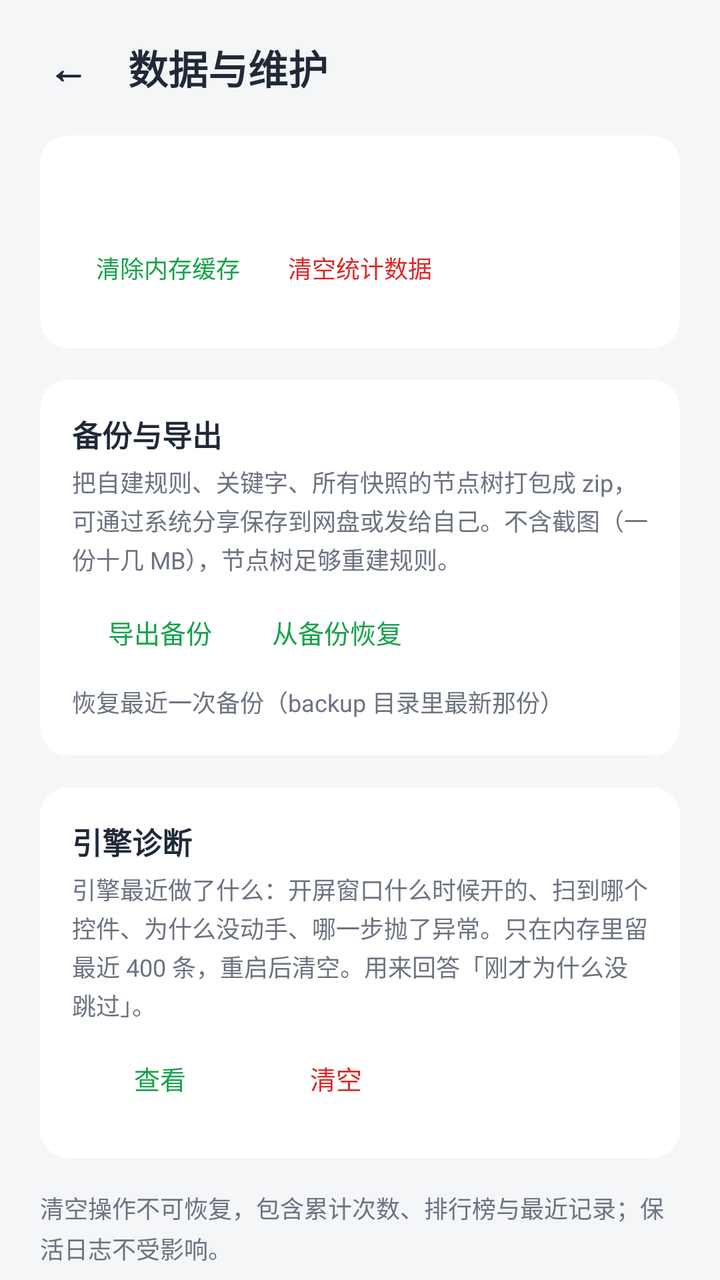
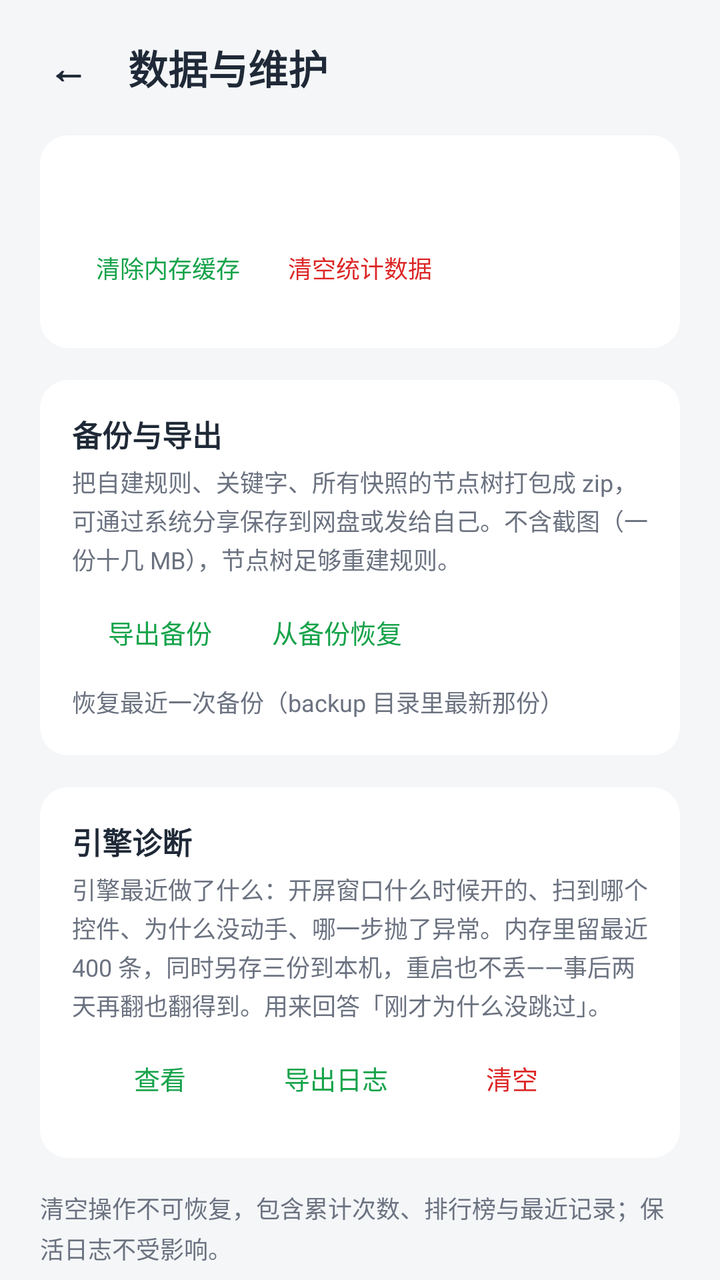

Before-and-after screenshots of an Android layout around one commit, followed by the original layout XML and the change that was made.
<!-- AndroidManifest.xml: application theme Theme.SkipAd -->
<!-- res/layout/activity_maintenance.xml -->
<?xml version="1.0" encoding="utf-8"?>
<ScrollView xmlns:android="http://schemas.android.com/apk/res/android"
    android:layout_width="match_parent"
    android:layout_height="match_parent"
    android:fillViewport="true">

    <LinearLayout
        android:layout_width="match_parent"
        android:layout_height="wrap_content"
        android:orientation="vertical">

        <View
            android:id="@+id/inset_top"
            android:layout_width="match_parent"
            android:layout_height="0dp" />

        <LinearLayout
            android:layout_width="match_parent"
            android:layout_height="wrap_content"
            android:gravity="center_vertical"
            android:orientation="horizontal"
            android:paddingLeft="12dp"
            android:paddingTop="8dp"
            android:paddingRight="20dp"
            android:paddingBottom="8dp">

            <TextView
                android:id="@+id/back_button"
                android:layout_width="wrap_content"
                android:layout_height="wrap_content"
                android:padding="12dp"
                android:text="←"
                android:textColor="@color/text_primary"
                android:textSize="20sp"
                android:textStyle="bold" />

            <TextView
                android:layout_width="wrap_content"
                android:layout_height="wrap_content"
                android:layout_marginLeft="8dp"
                android:text="@string/maintain_title"
                android:textColor="@color/text_primary"
                android:textSize="20sp"
                android:textStyle="bold" />
        </LinearLayout>

        <LinearLayout
            android:layout_width="match_parent"
            android:layout_height="wrap_content"
            android:orientation="vertical"
            android:paddingLeft="20dp"
            android:paddingRight="20dp">

            <LinearLayout
                android:layout_width="match_parent"
                android:layout_height="wrap_content"
                android:background="@drawable/bg_card"
                android:orientation="vertical"
                android:padding="16dp">

                <TextView
                    android:id="@+id/mem_text"
                    android:layout_width="wrap_content"
                    android:layout_height="wrap_content"
                    android:textColor="@color/text_primary"
                    android:textSize="15sp" />

                <LinearLayout
                    android:layout_width="match_parent"
                    android:layout_height="wrap_content"
                    android:layout_marginTop="6dp"
                    android:orientation="horizontal">

                    <Button
                        android:id="@+id/clear_cache_button"
                        style="?android:attr/borderlessButtonStyle"
                        android:layout_width="wrap_content"
                        android:layout_height="wrap_content"
                        android:text="@string/action_clear_mem_cache"
                        android:textColor="@color/primary"
                        android:textSize="12sp" />

                    <Button
                        android:id="@+id/clear_stats_button"
                        style="?android:attr/borderlessButtonStyle"
                        android:layout_width="wrap_content"
                        android:layout_height="wrap_content"
                        android:text="@string/action_clear_stats"
                        android:textColor="@color/status_off"
                        android:textSize="12sp" />
                </LinearLayout>
            </LinearLayout>

            <LinearLayout
                android:layout_width="match_parent"
                android:layout_height="wrap_content"
                android:layout_marginTop="16dp"
                android:background="@drawable/bg_card"
                android:orientation="vertical"
                android:padding="16dp">

                <TextView
                    android:layout_width="wrap_content"
                    android:layout_height="wrap_content"
                    android:text="备份与导出"
                    android:textColor="@color/text_primary"
                    android:textSize="15sp"
                    android:textStyle="bold" />

                <TextView
                    android:layout_width="match_parent"
                    android:layout_height="wrap_content"
                    android:layout_marginTop="4dp"
                    android:lineSpacingExtra="2dp"
                    android:text="把自建规则、关键字、所有快照的节点树打包成 zip，可通过系统分享保存到网盘或发给自己。不含截图（一份十几 MB），节点树足够重建规则。"
                    android:textColor="@color/text_secondary"
                    android:textSize="12sp" />

                <LinearLayout
                    android:layout_width="match_parent"
                    android:layout_height="wrap_content"
                    android:layout_marginTop="4dp"
                    android:orientation="horizontal">

                    <Button
                        android:id="@+id/export_backup_button"
                        style="?android:attr/borderlessButtonStyle"
                        android:layout_width="wrap_content"
                        android:layout_height="wrap_content"
                        android:text="导出备份"
                        android:textColor="@color/primary"
                        android:textSize="13sp" />

                    <Button
                        android:id="@+id/import_backup_button"
                        style="?android:attr/borderlessButtonStyle"
                        android:layout_width="wrap_content"
                        android:layout_height="wrap_content"
                        android:text="从备份恢复"
                        android:textColor="@color/primary"
                        android:textSize="13sp" />
                </LinearLayout>

                <TextView
                    android:id="@+id/restore_latest_button"
                    android:layout_width="wrap_content"
                    android:layout_height="wrap_content"
                    android:paddingTop="2dp"
                    android:paddingBottom="2dp"
                    android:text="恢复最近一次备份（backup 目录里最新那份）"
                    android:textColor="@color/text_secondary"
                    android:textSize="12sp" />
            </LinearLayout>

            <LinearLayout
                android:layout_width="match_parent"
                android:layout_height="wrap_content"
                android:layout_marginTop="16dp"
                android:background="@drawable/bg_card"
                android:orientation="vertical"
                android:padding="16dp">

                <TextView
                    android:layout_width="wrap_content"
                    android:layout_height="wrap_content"
                    android:text="引擎诊断"
                    android:textColor="@color/text_primary"
                    android:textSize="15sp"
                    android:textStyle="bold" />

                <TextView
                    android:layout_width="match_parent"
                    android:layout_height="wrap_content"
                    android:layout_marginTop="4dp"
                    android:lineSpacingExtra="2dp"
                    android:text="引擎最近做了什么：开屏窗口什么时候开的、扫到哪个控件、为什么没动手、哪一步抛了异常。只在内存里留最近 400 条，重启后清空。用来回答「刚才为什么没跳过」。"
                    android:textColor="@color/text_secondary"
                    android:textSize="12sp" />

                <LinearLayout
                    android:layout_width="match_parent"
                    android:layout_height="wrap_content"
                    android:layout_marginTop="4dp"
                    android:orientation="horizontal">

                    <Button
                        android:id="@+id/engine_log_button"
                        style="?android:attr/borderlessButtonStyle"
                        android:layout_width="wrap_content"
                        android:layout_height="wrap_content"
                        android:text="查看"
                        android:textColor="@color/primary"
                        android:textSize="13sp" />

                    <Button
                        android:id="@+id/engine_log_clear_button"
                        style="?android:attr/borderlessButtonStyle"
                        android:layout_width="wrap_content"
                        android:layout_height="wrap_content"
                        android:text="清空"
                        android:textColor="@color/status_off"
                        android:textSize="13sp" />
                </LinearLayout>
            </LinearLayout>

            <TextView
                android:layout_width="match_parent"
                android:layout_height="wrap_content"
                android:layout_marginTop="16dp"
                android:lineSpacingExtra="3dp"
                android:text="@string/clear_stats_warn_repeat"
                android:textColor="@color/text_secondary"
                android:textSize="12sp" />
        </LinearLayout>

        <View
            android:id="@+id/inset_bottom"
            android:layout_width="match_parent"
            android:layout_height="0dp" />
    </LinearLayout>
</ScrollView>
<!-- resources referenced by this layout -->
<resources>
  <color name="primary">#16A34A</color>
  <color name="status_off">#DC2626</color>
  <color name="text_primary">#1F2937</color>
  <color name="text_secondary">#6B7280</color>
  <!-- drawable bg_card (drawable) -->
  <?xml version="1.0" encoding="utf-8"?>
  <shape xmlns:android="http://schemas.android.com/apk/res/android" android:shape="rectangle">
      <solid android:color="@color/card" />
      <corners android:radius="14dp" />
  </shape>
  <string name="action_clear_mem_cache">清除内存缓存</string>
  <string name="action_clear_stats">清空统计数据</string>
  <string name="clear_stats_warn_repeat">清空操作不可恢复，包含累计次数、排行榜与最近记录；保活日志不受影响。</string>
  <string name="maintain_title">数据与维护</string>
  <style name="Theme.SkipAd" parent="Theme.AppCompat.DayNight.NoActionBar">
          <item name="colorPrimary">@color/primary</item>
          <item name="colorPrimaryDark">@color/primary_dark</item>
          <item name="colorAccent">@color/primary</item>
          <item name="android:windowBackground">@color/background</item>
          <item name="android:statusBarColor">@android:color/transparent</item>
          <item name="android:navigationBarColor">@android:color/transparent</item>
          <item name="android:windowLightStatusBar">true</item>
      </style>
  <color name="card">#FFFFFF</color>
  <color name="primary_dark">#0E7A38</color>
  <color name="background">#F4F6F8</color>
</resources>

<!-- the commit's change to res/layout/activity_maintenance.xml (unified diff, before → after) -->
@@ -173,7 +173,7 @@
                     android:layout_height="wrap_content"
                     android:layout_marginTop="4dp"
                     android:lineSpacingExtra="2dp"
-                    android:text="引擎最近做了什么：开屏窗口什么时候开的、扫到哪个控件、为什么没动手、哪一步抛了异常。只在内存里留最近 400 条，重启后清空。用来回答「刚才为什么没跳过」。"
+                    android:text="引擎最近做了什么：开屏窗口什么时候开的、扫到哪个控件、为什么没动手、哪一步抛了异常。内存里留最近 400 条，同时另存三份到本机，重启也不丢——事后两天再翻也翻得到。用来回答「刚才为什么没跳过」。"
                     android:textColor="@color/text_secondary"
                     android:textSize="12sp" />
 
@@ -189,6 +189,15 @@
                         android:layout_width="wrap_content"
                         android:layout_height="wrap_content"
                         android:text="查看"
+                        android:textColor="@color/primary"
+                        android:textSize="13sp" />
+
+                    <Button
+                        android:id="@+id/engine_log_export_button"
+                        style="?android:attr/borderlessButtonStyle"
+                        android:layout_width="wrap_content"
+                        android:layout_height="wrap_content"
+                        android:text="导出日志"
                         android:textColor="@color/primary"
                         android:textSize="13sp" />
 
